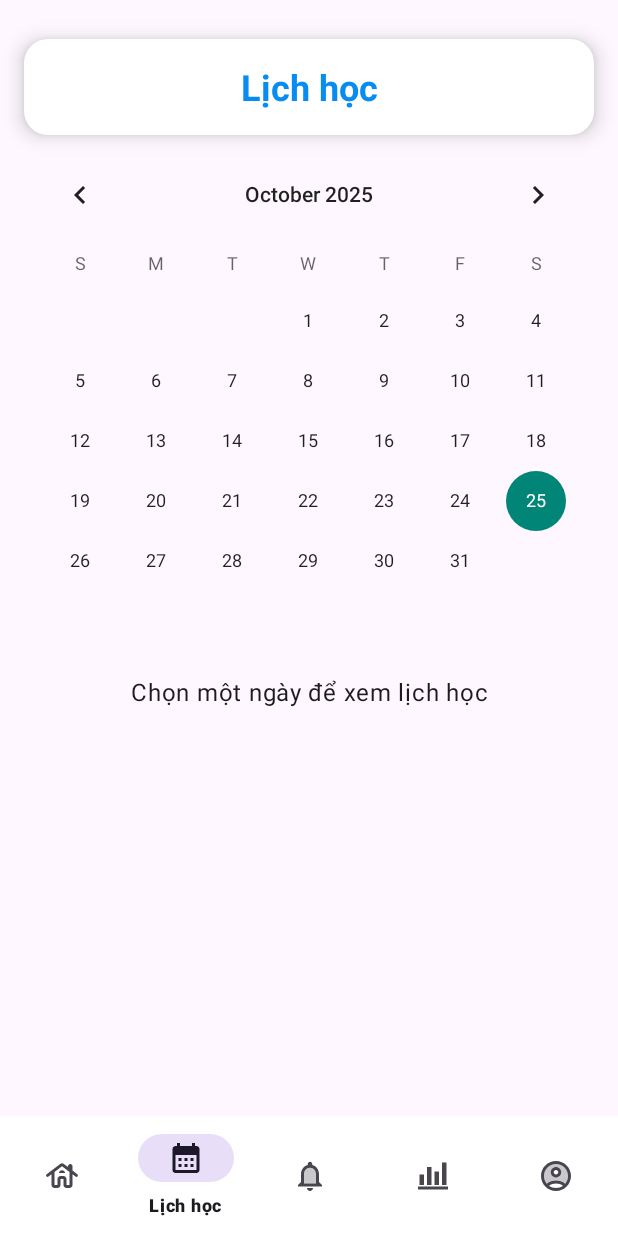
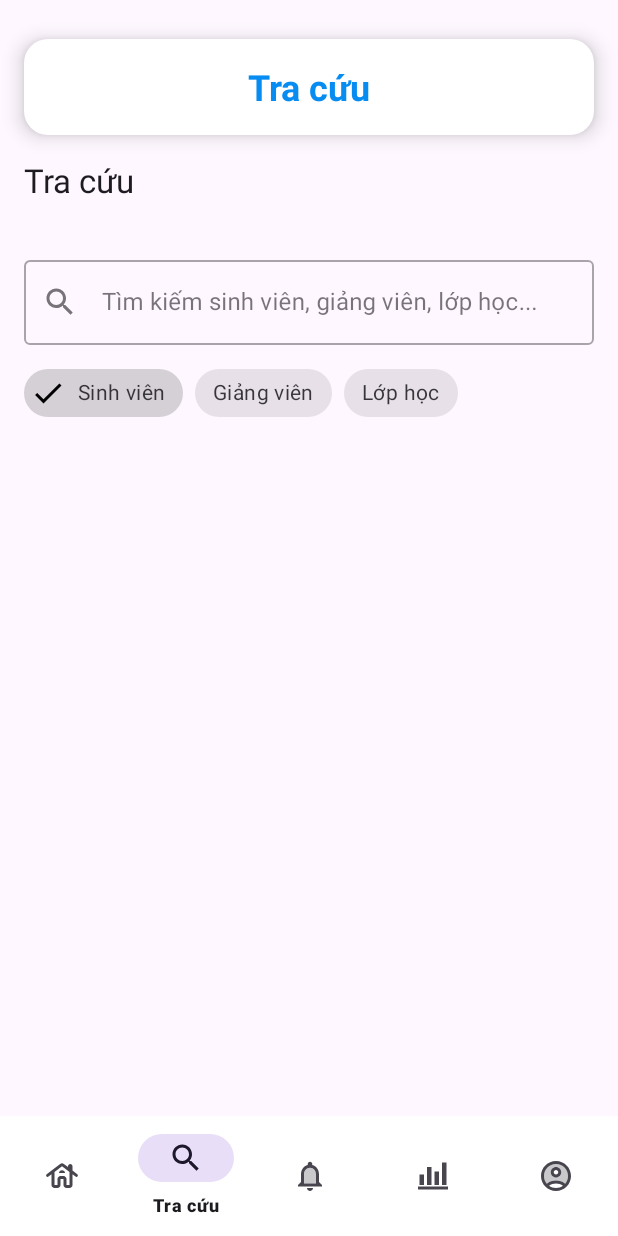
Before and after one commit to long11042004/diem_danh_sinh_vien, an Android app: the MainActivity screen opened directly, with no data from a screen before it, item 2 of the bottom bar chosen, on a phone screen of 412 x 824 dp. Run offline under Robolectric (Android 15) with nearby library versions, the phone set to English and light mode, and no system bars; our stand-ins replace CircleImageView; network calls fail.

Commit message:
cài đặt giao diện Tra cứu

```diff
--- a/app/src/main/java/com/example/diemdanhsinhvien/activity/MainActivity.kt
+++ b/app/src/main/java/com/example/diemdanhsinhvien/activity/MainActivity.kt
@@ -16,10 +16,10 @@ import com.example.diemdanhsinhvien.viewmodel.ClassViewModel
 import com.example.diemdanhsinhvien.viewmodel.ClassViewModelFactory
 import com.example.diemdanhsinhvien.fragment.AccountFragment
 import com.example.diemdanhsinhvien.fragment.ReportsFragment
-import com.example.diemdanhsinhvien.fragment.ScheduleFragment
 import com.example.diemdanhsinhvien.fragment.NotificationsFragment
 import com.example.diemdanhsinhvien.R
 import com.example.diemdanhsinhvien.network.apiservice.APIClient
+import com.example.diemdanhsinhvien.ui.search.SearchFragment
 import com.google.android.material.bottomnavigation.BottomNavigationView
 import com.google.android.material.floatingactionbutton.FloatingActionButton
 import com.google.android.material.textfield.TextInputEditText
@@ -55,9 +55,9 @@ class MainActivity : AppCompatActivity() {
                     title = getString(R.string.title_home)
                     fabAddClass.show()
                 }
-                R.id.navigation_schedule -> {
-                    selectedFragment = ScheduleFragment()
-                    title = getString(R.string.title_schedule)
+                R.id.navigation_search -> {
+                    selectedFragment = SearchFragment()
+                    title = getString(R.string.title_search)
                     fabAddClass.hide()
                 }
                 R.id.navigation_reports -> {
--- a/app/src/main/java/com/example/diemdanhsinhvien/fragment/ScheduleFragment.kt
+++ /dev/null
@@ -1,45 +0,0 @@
-package com.example.diemdanhsinhvien.fragment
-
-import android.os.Bundle
-import androidx.fragment.app.Fragment
-import android.view.LayoutInflater
-import android.view.View
-import android.view.ViewGroup
-import android.widget.CalendarView
-import android.widget.TextView
-import android.widget.Toast
-import com.example.diemdanhsinhvien.R
-
-class ScheduleFragment : Fragment() {
-
-    private lateinit var calendarView: CalendarView
-    private lateinit var selectedDateTextView: TextView
-
-    override fun onCreateView(
-        inflater: LayoutInflater, container: ViewGroup?,
-        savedInstanceState: Bundle?
-    ): View? {
-        // Inflate the layout for this fragment
-        return inflater.inflate(R.layout.fragment_schedule, container, false)
-    }
-
-    override fun onViewCreated(view: View, savedInstanceState: Bundle?) {
-        super.onViewCreated(view, savedInstanceState)
-
-        calendarView = view.findViewById(R.id.calendarView)
-        selectedDateTextView = view.findViewById(R.id.textViewSelectedDateSchedule)
-
-        calendarView.setOnDateChangeListener { _, year, month, dayOfMonth ->
-            // `month` là 0-based, nên cần +1 để hiển thị
-            val selectedDate = "${dayOfMonth}/${month + 1}/${year}"
-            val message = "Đã chọn ngày: $selectedDate"
-            Toast.makeText(requireContext(), message, Toast.LENGTH_SHORT).show()
-
-            // Cập nhật TextView
-            selectedDateTextView.text = "Lịch học cho ngày $selectedDate"
-
-            // TODO: Gọi ViewModel để lấy dữ liệu lịch học cho ngày được chọn
-            // và cập nhật RecyclerView
-        }
-    }
-}
--- /dev/null
+++ b/app/src/main/java/com/example/diemdanhsinhvien/fragment/SearchFragment.kt
@@ -0,0 +1,123 @@
+package com.example.diemdanhsinhvien.ui.search
+
+import android.os.Bundle
+import android.view.LayoutInflater
+import android.view.View
+import android.view.ViewGroup
+import android.view.inputmethod.EditorInfo
+import androidx.core.view.isVisible
+import androidx.core.widget.doOnTextChanged
+import androidx.fragment.app.Fragment
+import androidx.fragment.app.viewModels
+import com.example.diemdanhsinhvien.R
+import com.google.android.material.chip.Chip
+import com.google.android.material.chip.ChipGroup
+import com.google.android.material.textfield.TextInputEditText
+import android.widget.ProgressBar
+import android.widget.TextView
+import androidx.recyclerview.widget.RecyclerView
+
+class SearchFragment : Fragment() {
+
+    private lateinit var searchEditText: TextInputEditText
+    private lateinit var searchCategoryChipGroup: ChipGroup
+    private lateinit var progressBar: ProgressBar
+    private lateinit var textViewNoResults: TextView
+    private lateinit var recyclerViewSearchResults: RecyclerView
+    private lateinit var chipStudents: Chip
+    private lateinit var chipLecturers: Chip
+    private lateinit var chipClasses: Chip
+
+    private val viewModel: SearchViewModel by viewModels()
+    // Bạn sẽ cần tạo Adapter ở bước tiếp theo
+    // private lateinit var searchAdapter: SearchAdapter
+
+    override fun onCreateView(
+        inflater: LayoutInflater, container: ViewGroup?,
+        savedInstanceState: Bundle?
+    ): View? {
+        return inflater.inflate(R.layout.fragment_search, container, false)
+    }
+
+    override fun onViewCreated(view: View, savedInstanceState: Bundle?) {
+        super.onViewCreated(view, savedInstanceState)
+
+        searchEditText = view.findViewById(R.id.search_edit_text)
+        searchCategoryChipGroup = view.findViewById(R.id.search_category_chip_group)
+        progressBar = view.findViewById(R.id.progress_bar)
+        textViewNoResults = view.findViewById(R.id.text_view_no_results)
+        recyclerViewSearchResults = view.findViewById(R.id.recycler_view_search_results)
+        chipStudents = view.findViewById(R.id.chip_students)
+        chipLecturers = view.findViewById(R.id.chip_lecturers)
+        chipClasses = view.findViewById(R.id.chip_classes)
+
+        setupSearchInput()
+        setupCategoryChips()
+        observeViewModel()
+
+        chipStudents.isChecked = true
+    }
+
+    /*
+    private fun setupRecyclerView() {
+        searchAdapter = SearchAdapter { searchResult ->
+            // Xử lý khi click vào một item, ví dụ: chuyển đến màn hình chi tiết
+            when (searchResult) {
+                is SearchResult.StudentResult -> { /* Chuyển đến chi tiết sinh viên */ }
+                is SearchResult.LecturerResult -> { /* Chuyển đến chi tiết giảng viên */ }
+                is SearchResult.ClassResult -> { /* Chuyển đến chi tiết lớp học */ }
+            }
+        }
+        binding.recyclerViewSearchResults.adapter = searchAdapter
+    }
+    */
+
+    private fun setupSearchInput() {
+        searchEditText.doOnTextChanged { text, _, _, _ ->
+            performSearch()
+        }
+
+        searchEditText.setOnEditorActionListener { _, actionId, _ ->
+            if (actionId == EditorInfo.IME_ACTION_SEARCH) {
+                performSearch()
+                // Ẩn bàn phím
+                true
+            } else {
+                false
+            }
+        }
+    }
+
+    private fun setupCategoryChips() {
+        searchCategoryChipGroup.setOnCheckedChangeListener { group, checkedId ->
+            performSearch()
+        }
+    }
+
+    private fun performSearch() {
+        val query = searchEditText.text.toString().trim()
+        val selectedCategory = when (searchCategoryChipGroup.checkedChipId) {
+            R.id.chip_lecturers -> SearchCategory.LECTURERS
+            R.id.chip_classes -> SearchCategory.CLASSES
+            else -> SearchCategory.STUDENTS // Mặc định
+        }
+        viewModel.search(query, selectedCategory)
+    }
+
+    private fun observeViewModel() {
+        /*
+        viewModel.searchResults.observe(viewLifecycleOwner) { results ->
+            searchAdapter.submitList(results)
+        }
+        */
+
+        viewModel.isLoading.observe(viewLifecycleOwner) { isLoading ->
+            progressBar.isVisible = isLoading
+        }
+
+        viewModel.noResults.observe(viewLifecycleOwner) { noResults ->
+            textViewNoResults.isVisible = noResults
+            recyclerViewSearchResults.isVisible = !noResults
+        }
+    }
+}
--- a/app/src/main/java/com/example/diemdanhsinhvien/viewmodel/NotificationViewModel.kt
+++ b/app/src/main/java/com/example/diemdanhsinhvien/viewmodel/NotificationViewModel.kt
@@ -1,6 +1,5 @@
 package com.example.diemdanhsinhvien.viewmodel
 
-import android.util.Log
 import androidx.lifecycle.ViewModel
 import androidx.lifecycle.ViewModelProvider
 import androidx.lifecycle.viewModelScope
--- /dev/null
+++ b/app/src/main/java/com/example/diemdanhsinhvien/viewmodel/SearchViewModel.kt
@@ -0,0 +1,94 @@
+package com.example.diemdanhsinhvien.ui.search
+
+import androidx.lifecycle.LiveData
+import androidx.lifecycle.MutableLiveData
+import androidx.lifecycle.ViewModel
+import androidx.lifecycle.viewModelScope
+import kotlinx.coroutines.Job
+import kotlinx.coroutines.delay
+import kotlinx.coroutines.launch
+
+enum class SearchCategory {
+    STUDENTS, LECTURERS, CLASSES
+}
+
+sealed class SearchResult {
+    data class StudentResult(val id: String, val name: String, val studentId: String) : SearchResult()
+    data class LecturerResult(val id: String, val name: String, val lecturerId: String) : SearchResult()
+    data class ClassResult(val id: String, val className: String, val courseId: String) : SearchResult()
+}
+class SearchViewModel : ViewModel() {
+
+    private val _searchResults = MutableLiveData<List<SearchResult>>()
+    val searchResults: LiveData<List<SearchResult>> = _searchResults
+
+    private val _isLoading = MutableLiveData<Boolean>()
+    val isLoading: LiveData<Boolean> = _isLoading
+
+    private val _noResults = MutableLiveData<Boolean>()
+    val noResults: LiveData<Boolean> = _noResults
+
+    private var searchJob: Job? = null
+    private val debouncePeriod: Long = 500L
+
+    fun search(query: String, category: SearchCategory) {
+        searchJob?.cancel()
+        if (query.isBlank()) {
+            _searchResults.value = emptyList()
+            _noResults.value = false
+            _isLoading.value = false
+            return
+        }
+
+        searchJob = viewModelScope.launch {
+            delay(debouncePeriod)
+            _isLoading.value = true
+            _noResults.value = false
+            _searchResults.value = emptyList()
+            val results = when (category) {
+                SearchCategory.STUDENTS -> searchStudents(query)
+                SearchCategory.LECTURERS -> searchLecturers(query)
+                SearchCategory.CLASSES -> searchClasses(query)
+            }
+
+            _isLoading.value = false
+            if (results.isEmpty()) {
+                _noResults.value = true
+            } else {
+                _searchResults.value = results
+            }
+        }
+    }
+
+    private fun searchStudents(query: String): List<SearchResult> {
+        val allStudents = listOf(
+            SearchResult.StudentResult("1", "Nguyễn Văn A", "20201111"),
+            SearchResult.StudentResult("2", "Trần Thị B", "20202222"),
+            SearchResult.StudentResult("3", "Lê Văn C", "20213333")
+        )
+        return allStudents.filter {
+            it.name.contains(query, ignoreCase = true) || it.studentId.contains(query, ignoreCase = true)
+        }
+    }
+
+    private fun searchLecturers(query: String): List<SearchResult> {
+        val allLecturers = listOf(
+            SearchResult.LecturerResult("1", "GV. Phan Thanh An", "GV001"),
+            SearchResult.LecturerResult("2", "GV. Đỗ Mỹ Linh", "GV002")
+        )
+        return allLecturers.filter {
+            it.name.contains(query, ignoreCase = true) || it.lecturerId.contains(query, ignoreCase = true)
+        }
+    }
+
+    private fun searchClasses(query: String): List<SearchResult> {
+        val allClasses = listOf(
+            SearchResult.ClassResult("1", "Cấu trúc dữ liệu & Giải thuật", "IT4409"),
+            SearchResult.ClassResult("2", "Lập trình hướng đối tượng", "IT3100"),
+            SearchResult.ClassResult("3", "Mạng máy tính", "IT3080")
+        )
+        return allClasses.filter {
+            it.className.contains(query, ignoreCase = true) || it.courseId.contains(query, ignoreCase = true)
+        }
+    }
+}
--- a/app/src/main/res/drawable/ic_schedule.xml
+++ /dev/null
@@ -1,5 +0,0 @@
-<vector xmlns:android="http://schemas.android.com/apk/res/android" android:height="24dp" android:tint="#000000" android:viewportHeight="24" android:viewportWidth="24" android:width="24dp">
-
-    <path android:fillColor="@android:color/white" android:pathData="M19,4h-1V2h-2v2H8V2H6v2H5C3.89,4 3.01,4.9 3.01,6L3,20c0,1.1 0.89,2 2,2h14c1.1,0 2,-0.9 2,-2V6C21,4.9 20.1,4 19,4zM19,20H5V10h14V20zM9,14H7v-2h2V14zM13,14h-2v-2h2V14zM17,14h-2v-2h2V14zM9,18H7v-2h2V18zM13,18h-2v-2h2V18zM17,18h-2v-2h2V18z"/>
-
-</vector>
--- /dev/null
+++ b/app/src/main/res/drawable/ic_search.xml
@@ -0,0 +1,5 @@
+<vector xmlns:android="http://schemas.android.com/apk/res/android" android:height="24dp" android:tint="#000000" android:viewportHeight="24" android:viewportWidth="24" android:width="24dp">
+
+    <path android:fillColor="@android:color/white" android:pathData="M15.5,14h-0.79l-0.28,-0.27C15.41,12.59 16,11.11 16,9.5 16,5.91 13.09,3 9.5,3S3,5.91 3,9.5 5.91,16 9.5,16c1.61,0 3.09,-0.59 4.23,-1.57l0.27,0.28v0.79l5,4.99L20.49,19l-4.99,-5zM9.5,14C7.01,14 5,11.99 5,9.5S7.01,5 9.5,5 14,7.01 14,9.5 11.99,14 9.5,14z"/>
+
+</vector>
--- a/app/src/main/res/layout/fragment_schedule.xml
+++ /dev/null
@@ -1,26 +0,0 @@
-<?xml version="1.0" encoding="utf-8"?>
-<LinearLayout xmlns:android="http://schemas.android.com/apk/res/android"
-    xmlns:tools="http://schemas.android.com/tools"
-    android:layout_width="match_parent"
-    android:layout_height="match_parent"
-    android:orientation="vertical"
-    android:padding="8dp"
-    tools:context=".fragment.ScheduleFragment">
-
-    <CalendarView
-        android:id="@+id/calendarView"
-        android:layout_width="match_parent"
-        android:layout_height="wrap_content"
-        android:theme="@style/CustomCalendarTheme" />
-
-    <!-- TODO: Thêm RecyclerView ở đây để hiển thị các lớp học trong ngày được chọn -->
-    <TextView
-        android:id="@+id/textViewSelectedDateSchedule"
-        android:layout_width="match_parent"
-        android:layout_height="wrap_content"
-        android:layout_marginTop="16dp"
-        android:gravity="center"
-        android:text="Chọn một ngày để xem lịch học"
-        android:textAppearance="?attr/textAppearanceBodyLarge" />
-
-</LinearLayout>
--- /dev/null
+++ b/app/src/main/res/layout/fragment_search.xml
@@ -0,0 +1,112 @@
+<?xml version="1.0" encoding="utf-8"?>
+<androidx.constraintlayout.widget.ConstraintLayout xmlns:android="http://schemas.android.com/apk/res/android"
+    xmlns:app="http://schemas.android.com/apk/res-auto"
+    xmlns:tools="http://schemas.android.com/tools"
+    android:layout_width="match_parent"
+    android:layout_height="match_parent"
+    tools:context=".ui.search.SearchFragment">
+
+    <com.google.android.material.appbar.AppBarLayout
+        android:id="@+id/app_bar_layout"
+        android:layout_width="match_parent"
+        android:layout_height="wrap_content"
+        app:layout_constraintTop_toTopOf="parent">
+
+        <com.google.android.material.appbar.MaterialToolbar
+            android:id="@+id/toolbar"
+            android:layout_width="match_parent"
+            android:layout_height="?attr/actionBarSize"
+            app:title="@string/title_search" />
+
+    </com.google.android.material.appbar.AppBarLayout>
+
+    <com.google.android.material.textfield.TextInputLayout
+        android:id="@+id/search_input_layout"
+        style="@style/Widget.MaterialComponents.TextInputLayout.OutlinedBox"
+        android:layout_width="0dp"
+        android:layout_height="wrap_content"
+        android:layout_margin="16dp"
+        android:hint="@string/search_hint_placeholder"
+        app:layout_constraintEnd_toEndOf="parent"
+        app:layout_constraintStart_toStartOf="parent"
+        app:layout_constraintTop_toBottomOf="@id/app_bar_layout"
+        app:startIconDrawable="@drawable/ic_search">
+
+        <com.google.android.material.textfield.TextInputEditText
+            android:id="@+id/search_edit_text"
+            android:layout_width="match_parent"
+            android:layout_height="wrap_content"
+            android:imeOptions="actionSearch"
+            android:inputType="text" />
+    </com.google.android.material.textfield.TextInputLayout>
+
+    <com.google.android.material.chip.ChipGroup
+        android:id="@+id/search_category_chip_group"
+        android:layout_width="0dp"
+        android:layout_height="wrap_content"
+        android:layout_marginTop="8dp"
+        app:layout_constraintEnd_toEndOf="@id/search_input_layout"
+        app:layout_constraintStart_toStartOf="@id/search_input_layout"
+        app:layout_constraintTop_toBottomOf="@id/search_input_layout"
+        app:selectionRequired="true"
+        app:singleSelection="true">
+
+        <com.google.android.material.chip.Chip
+            android:id="@+id/chip_students"
+            style="@style/Widget.MaterialComponents.Chip.Filter"
+            android:layout_width="wrap_content"
+            android:layout_height="wrap_content"
+            android:text="@string/search_category_students" />
+
+        <com.google.android.material.chip.Chip
+            android:id="@+id/chip_lecturers"
+            style="@style/Widget.MaterialComponents.Chip.Filter"
+            android:layout_width="wrap_content"
+            android:layout_height="wrap_content"
+            android:text="@string/search_category_lecturers" />
+
+        <com.google.android.material.chip.Chip
+            android:id="@+id/chip_classes"
+            style="@style/Widget.MaterialComponents.Chip.Filter"
+            android:layout_width="wrap_content"
+            android:layout_height="wrap_content"
+            android:text="@string/title_classes" />
+
+    </com.google.android.material.chip.ChipGroup>
+
+    <androidx.recyclerview.widget.RecyclerView
+        android:id="@+id/recycler_view_search_results"
+        android:layout_width="0dp"
+        android:layout_height="0dp"
+        android:contentDescription="@string/search_results_list_description"
+        android:layout_marginTop="16dp"
+        app:layoutManager="androidx.recyclerview.widget.LinearLayoutManager"
+        app:layout_constraintBottom_toBottomOf="parent"
+        app:layout_constraintEnd_toEndOf="parent"
+        app:layout_constraintStart_toStartOf="parent"
+        app:layout_constraintTop_toBottomOf="@id/search_category_chip_group" />
+
+    <TextView
+        android:id="@+id/text_view_no_results"
+        android:layout_width="wrap_content"
+        android:layout_height="wrap_content"
+        android:text="@string/search_no_results_found"
+        android:visibility="gone"
+        app:layout_constraintBottom_toBottomOf="parent"
+        app:layout_constraintEnd_toEndOf="parent"
+        app:layout_constraintStart_toStartOf="parent"
+        app:layout_constraintTop_toBottomOf="@id/search_category_chip_group"
+        tools:visibility="visible" />
+
+    <ProgressBar
+        android:id="@+id/progress_bar"
+        android:layout_width="wrap_content"
+        android:layout_height="wrap_content"
+        android:visibility="gone"
+        app:layout_constraintBottom_toBottomOf="parent"
+        app:layout_constraintEnd_toEndOf="parent"
+        app:layout_constraintStart_toStartOf="parent"
+        app:layout_constraintTop_toBottomOf="@id/search_category_chip_group"
+        tools:visibility="visible" />
+
+</androidx.constraintlayout.widget.ConstraintLayout>
--- a/app/src/main/res/menu/bottom_nav_menu.xml
+++ b/app/src/main/res/menu/bottom_nav_menu.xml
@@ -7,9 +7,9 @@
         android:title="@string/title_home" />
 
     <item
-        android:id="@+id/navigation_schedule"
-        android:icon="@drawable/ic_schedule"
-        android:title="@string/title_schedule" />
+        android:id="@+id/navigation_search"
+        android:icon="@drawable/ic_search"
+        android:title="@string/title_search" />
 
     <item
         android:id="@+id/navigation_notifications"
--- a/app/src/main/res/values/colors.xml
+++ b/app/src/main/res/values/colors.xml
@@ -6,7 +6,7 @@
     <color name="dark_blue">#0D3DF2</color>
     <color name="dark_red">#B84343</color>
     <color name="red">#DC1717</color>
-    <color name="light_blue">#B5E3FB</color>
+    <color name="light_blue">#81D4FA</color>
     <color name="light_green">#C8E6C9</color>
     <color name="light_red">#FFCDD2</color>
     <color name="light_yellow">#FFF9C4</color>
--- a/app/src/main/res/values/strings.xml
+++ b/app/src/main/res/values/strings.xml
@@ -42,7 +42,7 @@
 
     <!-- Màn hình chính -->
     <string name="title_home">Trang chủ</string>
-    <string name="title_schedule">Lịch học</string>
+    <string name="title_search">Tra cứu</string>
     <string name="title_history">Lịch sử</string>
     <string name="title_classes">Lớp học</string>
     <string name="title_reports">Thống kê</string>
@@ -109,6 +109,13 @@
     <string name="back_button_description">Quay lại</string>
     <string name="search_student_hint">Tìm theo tên hoặc MSSV...</string>
     <string name="no_search_results">Không tìm thấy sinh viên nào.</string>
+    <string name="search_no_results_found">Không tìm thấy kết quả nào.</string>
+
+    <!-- Màn hình tra cứu -->
+    <string name="search_hint_placeholder">Tìm kiếm sinh viên, giảng viên, lớp học...</string>
+    <string name="search_category_students">Sinh viên</string>
+    <string name="search_category_lecturers">Giảng viên</string>
+    <string name="search_results_list_description">Danh sách kết quả tìm kiếm</string>
 
     <!-- Màn hình điểm danh -->
     <string name="attendance_screen_title">Điểm danh</string>
```
